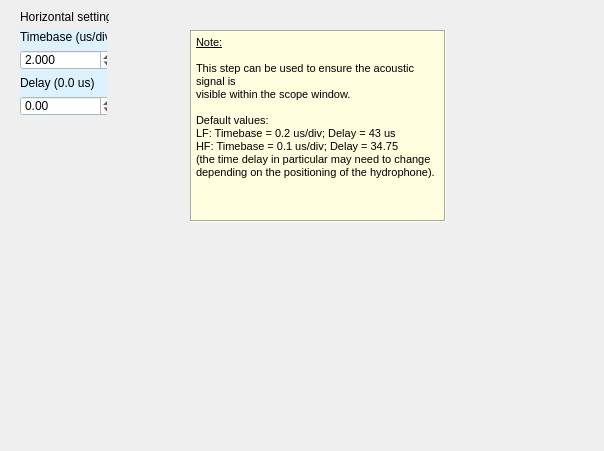
This is Widget_Library/widget_oscilloscope_timebase.ui in 8foldrepo/RF_Balance_Profound as Qt 5 draws it before an edit. The edited form follows.
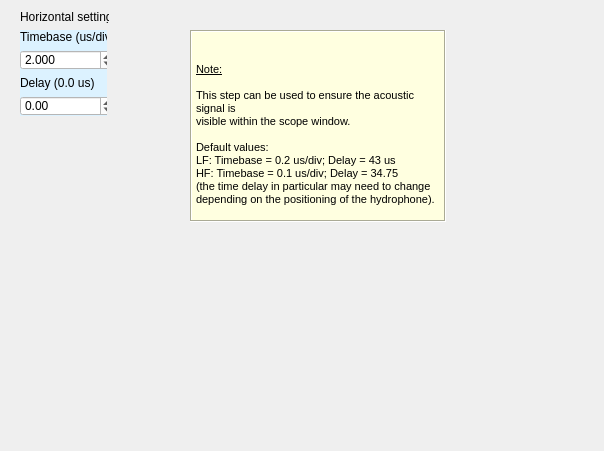
This is the edited form.

The edit to the form file:
```diff
--- a/Widget_Library/widget_oscilloscope_timebase.ui
+++ b/Widget_Library/widget_oscilloscope_timebase.ui
@@ -120,19 +120,32 @@
    </property>
    <property name="html">
     <string>&lt;!DOCTYPE HTML PUBLIC &quot;-//W3C//DTD HTML 4.0//EN&quot; &quot;http://www.w3.org/TR/REC-html40/strict.dtd&quot;&gt;
-&lt;html&gt;&lt;head&gt;&lt;meta name=&quot;qrichtext&quot; content=&quot;1&quot; /&gt;&lt;style type=&quot;text/css&quot;&gt;
-p, li { white-space: pre-wrap; }
-&lt;/style&gt;&lt;/head&gt;&lt;body style=&quot; font-family:'MS Shell Dlg 2'; font-size:8.25pt; font-weight:400; font-style:normal;&quot;&gt;
-&lt;p style=&quot; margin-top:0px; margin-bottom:0px; margin-left:0px; margin-right:0px; -qt-block-indent:0; text-indent:0px;&quot;&gt;&lt;span style=&quot; text-decoration: underline;&quot;&gt;Note:&lt;/span&gt;&lt;/p&gt;
-&lt;p style=&quot;-qt-paragraph-type:empty; margin-top:0px; margin-bottom:0px; margin-left:0px; margin-right:0px; -qt-block-indent:0; text-indent:0px; text-decoration: underline;&quot;&gt;&lt;br /&gt;&lt;/p&gt;
-&lt;p style=&quot; margin-top:0px; margin-bottom:0px; margin-left:0px; margin-right:0px; -qt-block-indent:0; text-indent:0px;&quot;&gt;This step can be used to ensure the acoustic signal is&lt;/p&gt;
-&lt;p style=&quot; margin-top:0px; margin-bottom:0px; margin-left:0px; margin-right:0px; -qt-block-indent:0; text-indent:0px;&quot;&gt;visible within the scope window.&lt;/p&gt;
-&lt;p style=&quot;-qt-paragraph-type:empty; margin-top:0px; margin-bottom:0px; margin-left:0px; margin-right:0px; -qt-block-indent:0; text-indent:0px;&quot;&gt;&lt;br /&gt;&lt;/p&gt;
-&lt;p style=&quot; margin-top:0px; margin-bottom:0px; margin-left:0px; margin-right:0px; -qt-block-indent:0; text-indent:0px;&quot;&gt;Default values:&lt;/p&gt;
-&lt;p style=&quot; margin-top:0px; margin-bottom:0px; margin-left:0px; margin-right:0px; -qt-block-indent:0; text-indent:0px;&quot;&gt;LF: Timebase = 0.2 us/div; Delay = 43 us&lt;/p&gt;
-&lt;p style=&quot; margin-top:0px; margin-bottom:0px; margin-left:0px; margin-right:0px; -qt-block-indent:0; text-indent:0px;&quot;&gt;HF: Timebase = 0.1 us/div; Delay = 34.75&lt;/p&gt;
-&lt;p style=&quot; margin-top:0px; margin-bottom:0px; margin-left:0px; margin-right:0px; -qt-block-indent:0; text-indent:0px;&quot;&gt;(the time delay in particular may need to change&lt;/p&gt;
-&lt;p style=&quot; margin-top:0px; margin-bottom:0px; margin-left:0px; margin-right:0px; -qt-block-indent:0; text-indent:0px;&quot;&gt;depending on the positioning of the hydrophone).&lt;/p&gt;&lt;/body&gt;&lt;/html&gt;</string>
+                    &lt;html&gt;&lt;head&gt;&lt;meta name=&quot;qrichtext&quot; content=&quot;1&quot; /&gt;&lt;style
+                    type=&quot;text/css&quot;&gt;
+                    p, li { white-space: pre-wrap; }
+                    &lt;/style&gt;&lt;/head&gt;&lt;body style=&quot; font-family:'MS Shell Dlg 2'; font-size:8.25pt;
+                    font-weight:400; font-style:normal;&quot;&gt;
+                    &lt;p style=&quot; margin-top:0px; margin-bottom:0px; margin-left:0px; margin-right:0px;
+                    -qt-block-indent:0; text-indent:0px;&quot;&gt;&lt;span style=&quot; text-decoration: underline;&quot;&gt;Note:&lt;/span&gt;&lt;/p&gt;
+                    &lt;p style=&quot;-qt-paragraph-type:empty; margin-top:0px; margin-bottom:0px; margin-left:0px;
+                    margin-right:0px; -qt-block-indent:0; text-indent:0px; text-decoration: underline;&quot;&gt;&lt;br /&gt;&lt;/p&gt;
+                    &lt;p style=&quot; margin-top:0px; margin-bottom:0px; margin-left:0px; margin-right:0px;
+                    -qt-block-indent:0; text-indent:0px;&quot;&gt;This step can be used to ensure the acoustic signal is&lt;/p&gt;
+                    &lt;p style=&quot; margin-top:0px; margin-bottom:0px; margin-left:0px; margin-right:0px;
+                    -qt-block-indent:0; text-indent:0px;&quot;&gt;visible within the scope window.&lt;/p&gt;
+                    &lt;p style=&quot;-qt-paragraph-type:empty; margin-top:0px; margin-bottom:0px; margin-left:0px;
+                    margin-right:0px; -qt-block-indent:0; text-indent:0px;&quot;&gt;&lt;br /&gt;&lt;/p&gt;
+                    &lt;p style=&quot; margin-top:0px; margin-bottom:0px; margin-left:0px; margin-right:0px;
+                    -qt-block-indent:0; text-indent:0px;&quot;&gt;Default values:&lt;/p&gt;
+                    &lt;p style=&quot; margin-top:0px; margin-bottom:0px; margin-left:0px; margin-right:0px;
+                    -qt-block-indent:0; text-indent:0px;&quot;&gt;LF: Timebase = 0.2 us/div; Delay = 43 us&lt;/p&gt;
+                    &lt;p style=&quot; margin-top:0px; margin-bottom:0px; margin-left:0px; margin-right:0px;
+                    -qt-block-indent:0; text-indent:0px;&quot;&gt;HF: Timebase = 0.1 us/div; Delay = 34.75&lt;/p&gt;
+                    &lt;p style=&quot; margin-top:0px; margin-bottom:0px; margin-left:0px; margin-right:0px;
+                    -qt-block-indent:0; text-indent:0px;&quot;&gt;(the time delay in particular may need to change&lt;/p&gt;
+                    &lt;p style=&quot; margin-top:0px; margin-bottom:0px; margin-left:0px; margin-right:0px;
+                    -qt-block-indent:0; text-indent:0px;&quot;&gt;depending on the positioning of the hydrophone).&lt;/p&gt;&lt;/body&gt;&lt;/html&gt;
+                </string>
    </property>
   </widget>
  </widget>
```
Lines whose indentation alone changed are shown as unchanged.
